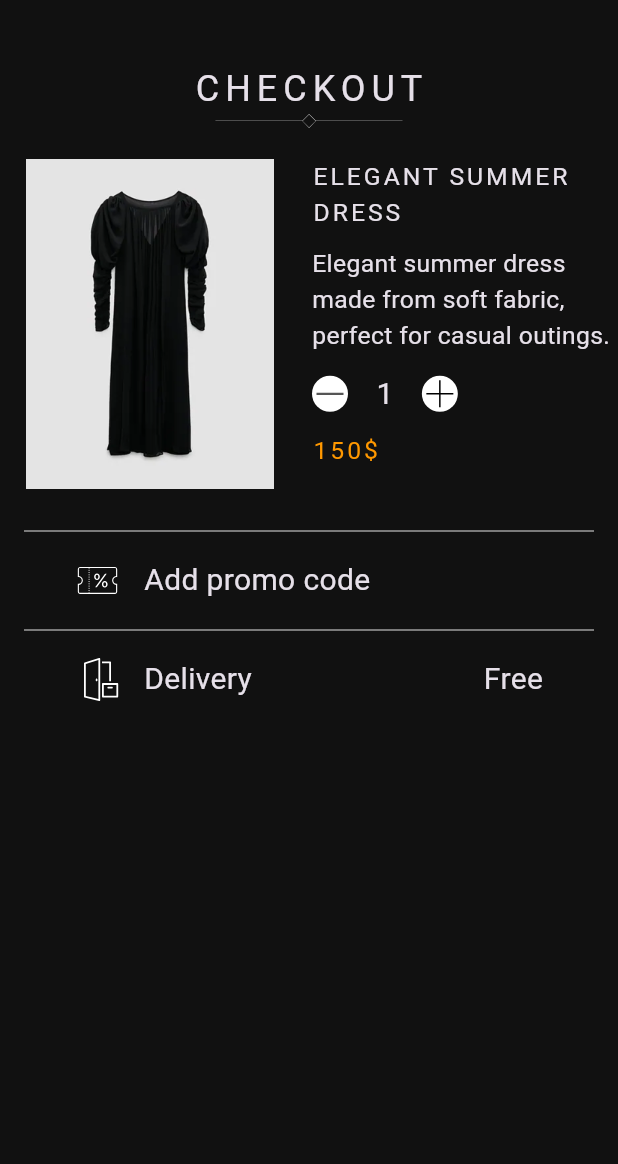
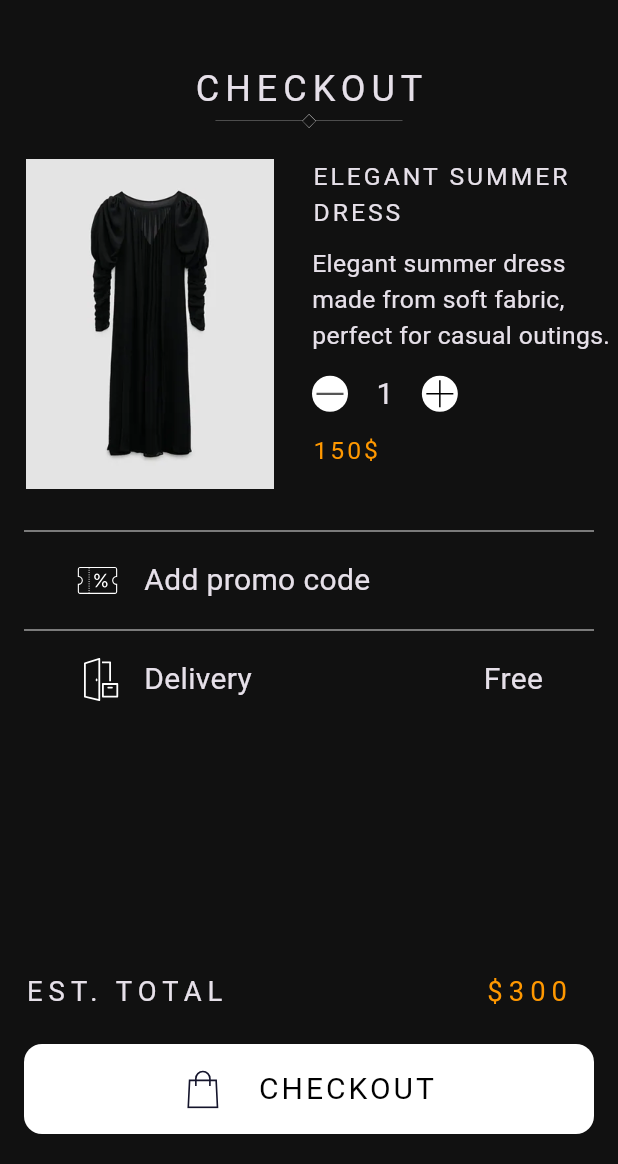
Before and after one commit to Omar-Tmam/Open-Fashion, a Flutter app: the ProductDetailsMobileView screen opened directly with sample values from the repository, on a phone screen of 412 x 824 dp, the part 72-1236 px from its top. Run offline on Flutter 3.47's test engine with Material 3 defaults, Android fonts, the phone set to English and light mode, and no system bars; our stand-ins replace flutter_svg, gap, go_router; Roboto replaces fonts that are missing (TenorSans).

Commit message:
finish product details view (UI)

```diff
--- /dev/null
+++ b/lib/Core/widgets/custom_button.dart
@@ -0,0 +1,30 @@
+import 'package:flutter/material.dart';
+import 'package:gap/gap.dart' show Gap;
+import 'package:open_fashion/Core/utils/app_styles.dart';
+
+class CustomButton extends StatelessWidget {
+  const CustomButton({super.key, required this.text, this.widget});
+  final Widget? widget;
+  final String text;
+
+  @override
+  Widget build(BuildContext context) {
+    return Container(
+      margin: const EdgeInsets.symmetric(horizontal: 16),
+      decoration: BoxDecoration(borderRadius: BorderRadius.circular(12), color: Colors.white),
+      height: 60,
+      width: double.infinity,
+      child: Row(
+        mainAxisAlignment: MainAxisAlignment.center,
+        children: [
+          widget ?? SizedBox.shrink(),
+          Gap(24),
+          Text(
+            text.toUpperCase(),
+            style: AppStyles.subTitle16(context).copyWith(color: Colors.black, fontSize: 20),
+          ),
+        ],
+      ),
+    );
+  }
+}
--- a/lib/Features/product_details/presentation/views/widgets/product_details_view_body.dart
+++ b/lib/Features/product_details/presentation/views/widgets/product_details_view_body.dart
@@ -3,9 +3,11 @@ import 'package:flutter_svg/svg.dart';
 import 'package:gap/gap.dart';
 import 'package:open_fashion/Core/assets.dart';
 import 'package:open_fashion/Core/utils/app_styles.dart';
+import 'package:open_fashion/Core/widgets/custom_button.dart';
 import 'package:open_fashion/Features/home_view/data/models/product_model.dart';
 import 'package:open_fashion/Features/product_details/presentation/views/widgets/cart_widget.dart';
 import 'package:open_fashion/Features/product_details/presentation/views/widgets/delivery_section.dart';
+import 'package:open_fashion/Features/product_details/presentation/views/widgets/total_price_section.dart';
 
 class ProductDetailsViewBody extends StatelessWidget {
   const ProductDetailsViewBody({super.key, required this.productModel});
@@ -26,6 +28,14 @@ class ProductDetailsViewBody extends StatelessWidget {
           CartWidget(productModel: productModel),
           Gap(20),
           DeliverySection(),
+          Spacer(),
+          TotalPriceSection(),
+          Gap(22),
+          CustomButton(
+            widget: SvgPicture.asset(Assets.imgsShoppingbag, width: 26),
+            text: 'checkout',
+          ),
+          Gap(20),
         ],
       ),
     );
--- /dev/null
+++ b/lib/Features/product_details/presentation/views/widgets/total_price_section.dart
@@ -0,0 +1,21 @@
+import 'package:flutter/material.dart';
+import 'package:open_fashion/Core/utils/app_styles.dart';
+
+class TotalPriceSection extends StatelessWidget {
+  const TotalPriceSection({super.key});
+
+  @override
+  Widget build(BuildContext context) {
+    return Padding(
+      padding: const EdgeInsets.symmetric(horizontal: 16),
+      child: Row(
+        children: [
+          Text('Est. Total'.toUpperCase(), style: AppStyles.title18(context)),
+          Spacer(),
+          Text('\$300', style: AppStyles.title18(context).copyWith(color: Colors.orange)),
+          SizedBox(width: 16),
+        ],
+      ),
+    );
+  }
+}
```
